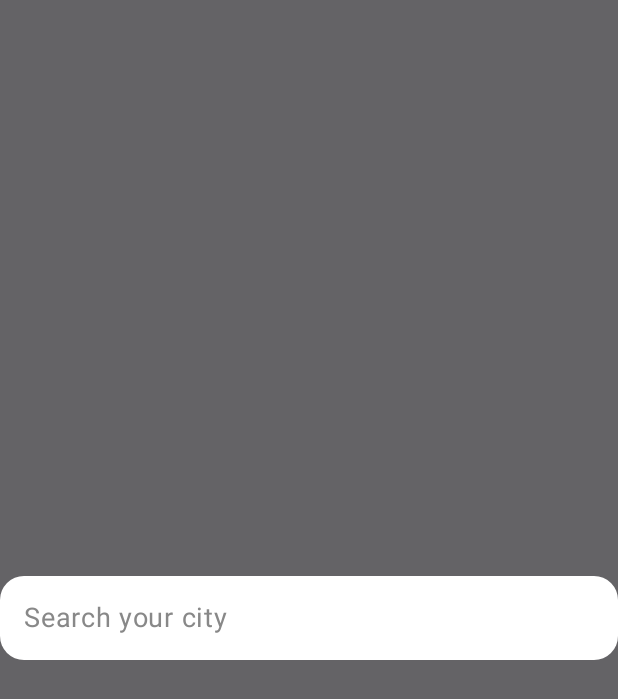
After one commit to dwivedyaakash/WeatherApp, an Android app built with Jetpack Compose: the composable SearchBar shown on its own in the app's theme, on a phone screen of 412 x 824 dp. The commit adds this screen. Shown: the top 699 px of the screen. Run offline under Robolectric (Android 15) with nearby library versions, the phone set to English and light mode, and no system bars.

Commit message:
added UI for getting weather data by city name

```diff
--- /dev/null
+++ b/app/src/main/java/com/aakashdwivedy/weatherapp/ui/components/SearchBar.kt
@@ -0,0 +1,99 @@
+package com.aakashdwivedy.weatherapp.ui.components
+
+import androidx.compose.foundation.background
+import androidx.compose.foundation.clickable
+import androidx.compose.foundation.layout.Row
+import androidx.compose.foundation.layout.fillMaxWidth
+import androidx.compose.foundation.layout.padding
+import androidx.compose.foundation.shape.RoundedCornerShape
+import androidx.compose.foundation.text.BasicTextField
+import androidx.compose.foundation.text.KeyboardActions
+import androidx.compose.foundation.text.KeyboardOptions
+import androidx.compose.material.icons.Icons
+import androidx.compose.material.icons.filled.Clear
+import androidx.compose.material3.BasicAlertDialog
+import androidx.compose.material3.ExperimentalMaterial3Api
+import androidx.compose.material3.Icon
+import androidx.compose.material3.Text
+import androidx.compose.runtime.Composable
+import androidx.compose.runtime.LaunchedEffect
+import androidx.compose.runtime.getValue
+import androidx.compose.runtime.mutableStateOf
+import androidx.compose.runtime.remember
+import androidx.compose.runtime.setValue
+import androidx.compose.ui.Alignment
+import androidx.compose.ui.Modifier
+import androidx.compose.ui.focus.FocusRequester
+import androidx.compose.ui.focus.focusRequester
+import androidx.compose.ui.graphics.Color
+import androidx.compose.ui.platform.LocalSoftwareKeyboardController
+import androidx.compose.ui.text.TextStyle
+import androidx.compose.ui.text.input.ImeAction
+import androidx.compose.ui.unit.dp
+import androidx.compose.ui.unit.sp
+
+@OptIn(ExperimentalMaterial3Api::class)
+@Composable
+fun SearchBar(submit: (String) -> Unit, dismiss: () -> Unit) {
+    var query by remember { mutableStateOf("") }
+    val keyboardController = LocalSoftwareKeyboardController.current
+    val focusRequester = remember { FocusRequester() }
+
+    LaunchedEffect(Unit) {
+        focusRequester.requestFocus()
+    }
+
+    BasicAlertDialog(
+        modifier = Modifier
+            .fillMaxWidth()
+            .background(
+                Color.White,
+                shape = RoundedCornerShape(16.dp)
+            )
+            .focusRequester(focusRequester),
+        onDismissRequest = { dismiss() }
+    ) {
+        Row(
+            Modifier
+                .fillMaxWidth()
+                .padding(16.dp),
+            verticalAlignment = Alignment.CenterVertically
+        ) {
+            BasicTextField(
+                modifier = Modifier
+                    .fillMaxWidth(0.9f)
+                    .background(Color.White),
+                value = query,
+                onValueChange = { newText -> query = newText },
+                textStyle = TextStyle(fontSize = 18.sp, color = Color.Black),
+                singleLine = true,
+                decorationBox = { innerTextField ->
+                    if (query.trim() == "") {
+                        Text("Search your city", color = Color.Gray, fontSize = 18.sp)
+                    }
+                    innerTextField()
+                },
+                keyboardOptions = KeyboardOptions.Default.copy(
+                    imeAction = ImeAction.Done
+                ),
+                keyboardActions = KeyboardActions(
+                    onDone = {
+                        submit(query)
+                        keyboardController?.hide()
+                    }
+                ))
+            if (query.trim() != "") {
+                Icon(
+                    modifier = Modifier.clickable(
+                        onClick = { query = "" },
+                        indication = null,
+                        interactionSource = null
+                    ),
+                    imageVector = Icons.Default.Clear,
+                    contentDescription = "",
+                    tint = Color.Black
+                )
+            }
+        }
+    }
+}
```
Also changed, not shown: app/src/main/java/com/aakashdwivedy/weatherapp/ui/components/WeatherHomeScreenUI.kt (+34 -1 lines), app/src/main/java/com/aakashdwivedy/weatherapp/ui/screens/WeatherHomeScreen.kt (+5 -2 lines), app/src/main/res/drawable/search.png (added).
